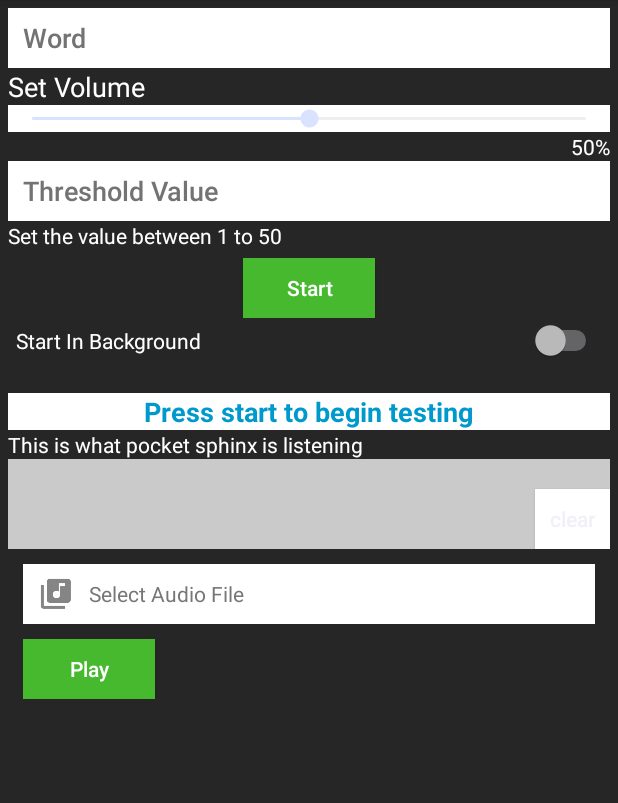
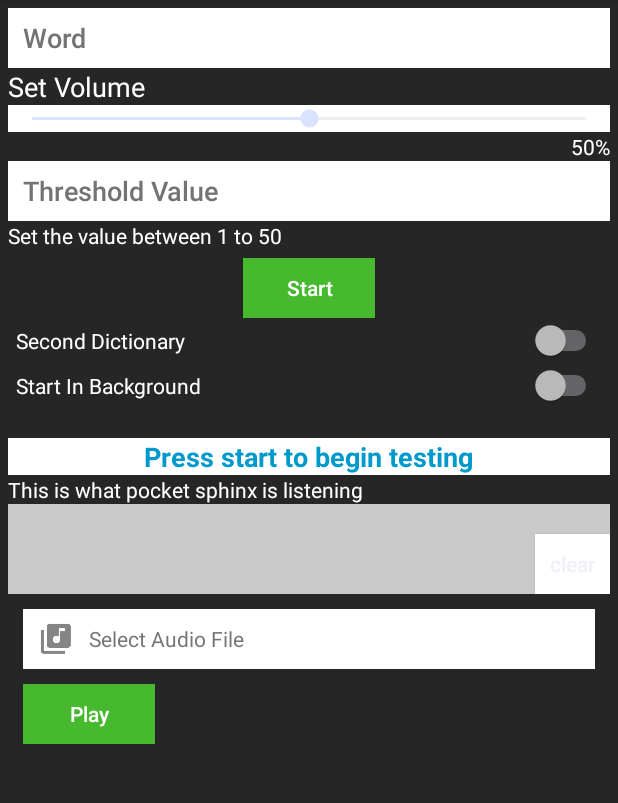
Before and after one commit to samaralii/SongRecognition, an Android app: the screen it shows after launch (TestActivity), on a phone screen of 412 x 824 dp, the part 84-887 px from its top. Run offline under Robolectric (Android 15) with nearby library versions, the phone set to English and light mode, and no system bars.

Commit message:
added second dictionary

```diff
--- a/app/src/main/res/layout/activity_test.xml
+++ b/app/src/main/res/layout/activity_test.xml
@@ -196,6 +196,16 @@
             android:padding="5dp"
             android:layout_width="match_parent"
             android:layout_height="wrap_content"
+            android:text="Second Dictionary"
+            android:textColor="@android:color/white"
+            android:id="@+id/test_swDict"
+            android:checked="false"
+            />
+
+        <Switch
+            android:padding="5dp"
+            android:layout_width="match_parent"
+            android:layout_height="wrap_content"
             android:text="Start In Background"
             android:textColor="@android:color/white"
             android:id="@+id/test_swBackground"
```
Also changed, not shown: app/src/main/java/edu/cmu/pocketsphinx/demo/BackgroundService.kt (+13 -2 lines), app/src/main/java/edu/cmu/pocketsphinx/demo/TestActivity.kt (+11 -4 lines), 1 other file.
